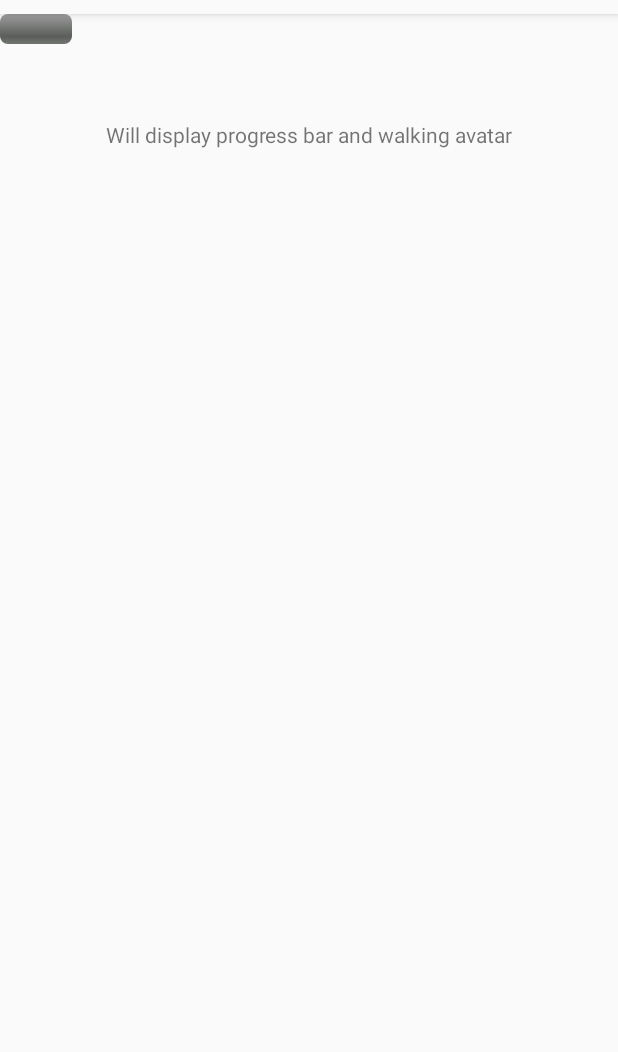
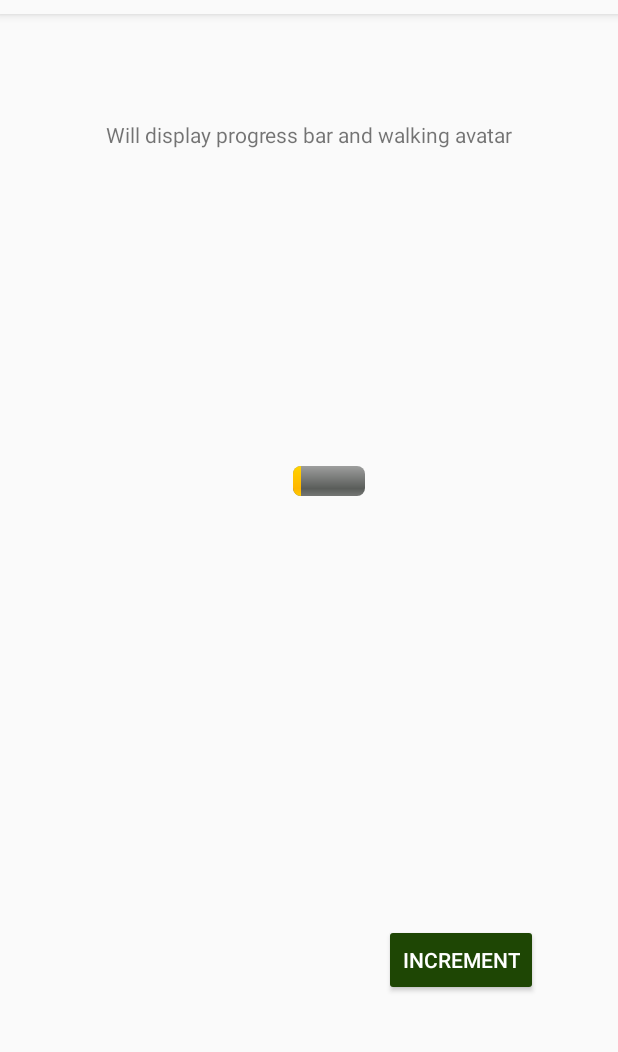
Before and after one commit to Marek-Be/Fit4Me, an Android app: the HomePage screen opened directly, with no data from a screen before it, on a phone screen of 412 x 824 dp, the part 70-1122 px from its top. Run offline under Robolectric (Android 15) with nearby library versions, the phone set to English and light mode, and no system bars; Roboto replaces fonts that are not available here; 1 statement that could not run was skipped.

Commit message:
progress bar with increment button - cian and oskar

```diff
--- a/app/src/main/java/com/example/fit4me/HomePage.java
+++ b/app/src/main/java/com/example/fit4me/HomePage.java
@@ -5,28 +5,36 @@ import android.support.v7.app.AppCompatActivity;
 import android.os.Bundle;
 import android.widget.TextView;
 import android.widget.ProgressBar;
+import android.view.View;
+import android.widget.Toast;
 
 public class HomePage extends AppCompatActivity {
-    private int total;
+    int total = 10;
+    ProgressBar myProgress;
     @Override
     protected void onCreate(Bundle savedInstanceState)
     {
+        //myProgress = progress;
         super.onCreate(savedInstanceState);
         setContentView(R.layout.activity_home_page);
 
         //receive arguments from CreateProfile Activity
+        ProgressBar progress = findViewById(R.id.determinateBar);
+        myProgress = progress;
         String dailyGoal = getIntent().getStringExtra("stepGoalText");
         TextView goalText = findViewById(R.id.goalText);
-        ProgressBar progress = findViewById(R.id.determinateBar);
         progress.setMax(Integer.parseInt(dailyGoal));
         progress.setProgress(total);
 
         goalText.setText(dailyGoal);
     }
 
-    public void setData(long stepTotal){
-        total = (int) stepTotal;
+    public void increment(View view){
+        total += 5;
+        myProgress.setProgress(total);
     }
+
+
 
     //display data from Google Fit API
 }
--- a/app/src/main/java/com/example/fit4me/MainActivity.java
+++ b/app/src/main/java/com/example/fit4me/MainActivity.java
@@ -95,6 +95,8 @@ public class MainActivity extends AppCompatActivity implements
         mApiClient.connect();
     }
 
+
+
     @Override
     public void onConnected(Bundle bundle) {
         subscribe();
@@ -159,8 +161,9 @@ public class MainActivity extends AppCompatActivity implements
     private class GetDailyStepCount extends AsyncTask<Void, Void, Void> { //not being called
 
         protected Void doInBackground(Void... params) {
+
             long total = 0;
-            HomePage progress = new HomePage();
+            //HomePage progress = new HomePage();
 
             PendingResult<DailyTotalResult> result = Fitness.HistoryApi.readDailyTotal(mApiClient, DataType.TYPE_STEP_COUNT_DELTA);
             DailyTotalResult totalResult = result.await(30, TimeUnit.SECONDS);
@@ -173,7 +176,7 @@ public class MainActivity extends AppCompatActivity implements
                 else{
                     total = totalSet.getDataPoints().get(0).getValue(Field.FIELD_STEPS).asInt();
                     Log.i("daily total", Integer.toString((int) total));
-                    progress.setData(total);
+                    //progress.setData(total);
                 }
 
             } else
--- a/app/src/main/res/layout/activity_create_profile.xml
+++ b/app/src/main/res/layout/activity_create_profile.xml
@@ -16,7 +16,7 @@
         app:layout_constraintStart_toStartOf="parent"
         app:layout_constraintTop_toTopOf="parent" />
 
-    <Button
+     <Button
         android:id="@+id/button2"
         style="@style/Widget.AppCompat.Button.Colored"
         android:layout_width="wrap_content"
@@ -53,4 +53,6 @@
 
 
 
+
+
 </android.support.constraint.ConstraintLayout>
--- a/app/src/main/res/layout/activity_home_page.xml
+++ b/app/src/main/res/layout/activity_home_page.xml
@@ -43,9 +43,40 @@
         style="@android:style/Widget.ProgressBar.Horizontal"
         android:layout_width="wrap_content"
         android:layout_height="wrap_content"
-        android:progress="25"
-        tools:layout_editor_absoluteX="195dp"
-        tools:layout_editor_absoluteY="301dp" />
+        android:layout_marginTop="10dp"
+        android:layout_marginEnd="10dp"
+        android:layout_marginRight="10dp"
+        app:layout_constraintEnd_toEndOf="@+id/goalText"
+        app:layout_constraintTop_toBottomOf="@+id/goalText" />
+
+    <!--<Button
+        android:id="@+id/button"
+        android:layout_width="150dp"
+        android:layout_height="60dp"
+        android:layout_marginTop="56dp"
+        android:background="@drawable/curvedbutton"
+        android:text="Increment"
+        android:textColor="@color/colorPrimary"
+        android:textSize="18sp"
+        android:textStyle="bold"
+        app:layout_constraintEnd_toEndOf="parent"
+        app:layout_constraintHorizontal_bias="0.498"
+        app:layout_constraintStart_toStartOf="parent"
+        android:onClick="increment"
+        app:layout_constraintTop_toBottomOf="@+id/logo" />-->
+
+    <Button
+        android:id="@+id/button3"
+        style="@style/Widget.AppCompat.Button.Colored"
+        android:layout_width="wrap_content"
+        android:layout_height="wrap_content"
+        android:layout_marginEnd="53dp"
+        android:layout_marginRight="53dp"
+        android:layout_marginBottom="113dp"
+        android:text="Increment"
+        android:onClick="increment"
+        app:layout_constraintBottom_toBottomOf="parent"
+        app:layout_constraintEnd_toEndOf="parent" />
 
 
 </android.support.constraint.ConstraintLayout>
```
